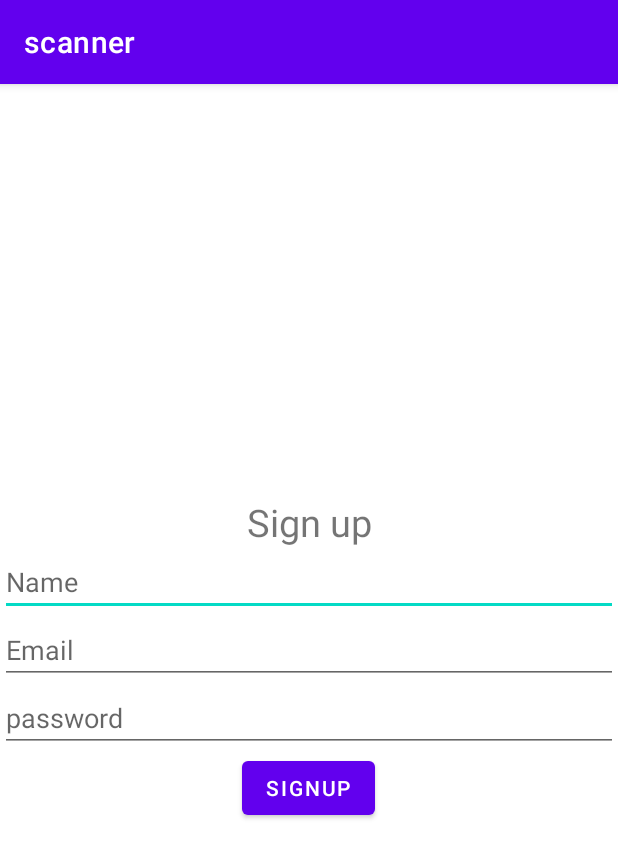
After one commit to IbrahimKhaliliye/pinkbirdmvp, an Android app: the SignupActivity screen opened directly, with no data from a screen before it, on a phone screen of 412 x 824 dp. The commit adds this screen. Shown: the top 858 px of the screen. Run offline under Robolectric (Android 15) with nearby library versions, the phone set to English and light mode, and no system bars; our stand-ins replace Firebase (no records; nobody signed in at launch, a user with empty details on screens opened directly).

Commit message:
signup login committ
signup login commit

```diff
--- a/app/build.gradle
+++ b/app/build.gradle
@@ -1,5 +1,6 @@
 plugins {
     id 'com.android.application'
+    id 'com.google.gms.google-services'
 }
 
 android {
@@ -32,6 +33,7 @@ dependencies {
     implementation 'androidx.appcompat:appcompat:1.4.1'
     implementation 'com.google.android.material:material:1.5.0'
     implementation 'androidx.constraintlayout:constraintlayout:2.1.3'
+    implementation 'com.google.firebase:firebase-auth:21.0.6'
     testImplementation 'junit:junit:4.13.2'
     androidTestImplementation 'androidx.test.ext:junit:1.1.3'
     androidTestImplementation 'androidx.test.espresso:espresso-core:3.4.0'
--- /dev/null
+++ b/app/src/main/java/com/example/scanner/SignupActivity.java
@@ -0,0 +1,93 @@
+package com.example.scanner;
+
+import androidx.annotation.NonNull;
+import androidx.appcompat.app.AppCompatActivity;
+
+import android.content.Intent;
+import android.os.Bundle;
+import android.view.View;
+import android.widget.Button;
+import android.widget.EditText;
+import android.widget.Toast;
+
+import com.google.android.gms.tasks.OnCompleteListener;
+import com.google.android.gms.tasks.Task;
+import com.google.firebase.auth.AuthResult;
+import com.google.firebase.auth.FirebaseAuth;
+
+public class SignupActivity extends AppCompatActivity implements View.OnClickListener {
+    EditText name, email,password;
+    Button signup;
+    FirebaseAuth mAuth;
+    @Override
+    protected void onCreate(Bundle savedInstanceState) {
+        super.onCreate(savedInstanceState);
+        setContentView(R.layout.activity_signup);
+        name = findViewById(R.id.name);
+        email = findViewById(R.id.email);
+        password = findViewById(R.id.password);
+        signup = findViewById(R.id.signup);
+        mAuth = FirebaseAuth.getInstance();
+        signup.setOnClickListener(this);
+    }
+
+    public boolean Is_password_strong(String password){
+        if(password.length()<6)
+            return false;
+        boolean lower,upper,digit,special;
+        lower=upper=digit=special= false;
+        for (int i=0; i<password.length(); i++){
+            char c= password.charAt(i);
+            if(c >= 'a' && c<= 'z')
+                lower=true;
+            if(c >= 'A' && c<= 'Z')
+                upper = true;
+            if(c >= '0' && c <= '9')
+                digit= true;
+            if(c>=33 && c<=47 || c>=58 && c<=64 || c>=91 && c<=96 || c>=123 && c<=126)
+                special=true;
+
+        }
+        return lower && upper && digit && special;
+    }
+
+
+    public void createAccount(String email,String password){
+        if(email != null && password != null) {
+            mAuth.createUserWithEmailAndPassword(email, password)
+                    .addOnCompleteListener(this, new OnCompleteListener<AuthResult>() {
+                        @Override
+                        public void onComplete(@NonNull Task<AuthResult> task) {
+                            if (task.isSuccessful()) {
+                                Intent intent = new Intent(SignupActivity.this, MainActivity.class);
+                                startActivity(intent);
+                            }
+                            else {
+
+                                Toast.makeText(SignupActivity.this, "Authentication failed.",
+                                        Toast.LENGTH_SHORT).show();
+                            }
+                        }
+                    });
+        }
+    }
+
+    @Override
+    public void onClick(View view) {
+
+        if (view == signup){
+            String user_password = password.getText().toString();
+            if(Is_password_strong(user_password)) {
+                createAccount(email.getText().toString(),password.getText().toString());
+            }
+            else {
+                Toast.makeText(this, "weak password\n make sure you have\n 1 uppercase\n 1 lowercase\n 1 number\n special\n ", Toast.LENGTH_SHORT).show();
+            }
+        }
+
+    }
+
+
+
+
+}
--- /dev/null
+++ b/app/src/main/res/layout/activity_signup.xml
@@ -0,0 +1,49 @@
+<?xml version="1.0" encoding="utf-8"?>
+<LinearLayout xmlns:android="http://schemas.android.com/apk/res/android"
+    xmlns:app="http://schemas.android.com/apk/res-auto"
+    xmlns:tools="http://schemas.android.com/tools"
+    android:layout_width="match_parent"
+    android:layout_height="match_parent"
+    tools:context=".SignupActivity"
+    android:orientation="vertical"
+    android:gravity="center">
+
+    <TextView
+        android:id="@+id/textView2"
+        android:layout_width="match_parent"
+        android:layout_height="wrap_content"
+        android:text="Sign up"
+        android:textSize="25sp"
+        android:gravity="center"/>
+
+    <EditText
+        android:id="@+id/name"
+        android:layout_width="match_parent"
+        android:layout_height="wrap_content"
+        android:ems="10"
+        android:hint="Name"
+        android:inputType="textPersonName" />
+
+    <EditText
+        android:id="@+id/email"
+        android:layout_width="match_parent"
+        android:layout_height="wrap_content"
+        android:ems="10"
+        android:hint="Email"
+        android:inputType="textEmailAddress" />
+
+    <EditText
+        android:id="@+id/password"
+        android:layout_width="match_parent"
+        android:layout_height="wrap_content"
+
+        android:ems="10"
+        android:inputType="textPassword"
+        android:hint="password" />
+
+    <Button
+        android:id="@+id/signup"
+        android:layout_width="wrap_content"
+        android:layout_height="wrap_content"
+        android:text="signup" />
+</LinearLayout>
--- a/build.gradle
+++ b/build.gradle
@@ -1,4 +1,8 @@
-// Top-level build file where you can add configuration options common to all sub-projects/modules.
+buildscript {
+    dependencies {
+        classpath 'com.google.gms:google-services:4.3.13'
+    }
+}// Top-level build file where you can add configuration options common to all sub-projects/modules.
 plugins {
     id 'com.android.application' version '7.1.2' apply false
     id 'com.android.library' version '7.1.2' apply false
```
Also changed, not shown: app/src/main/AndroidManifest.xml (+15 -5 lines), app/src/main/java/com/example/scanner/MainActivity.java (+46 -46 lines), app/src/main/java/com/example/scanner/ScanningActivity.java (added, +76 -0 lines), app/src/main/res/layout/activity_main.xml (+38 -7 lines), app/src/main/res/layout/activity_scanning.xml (added, +17 -0 lines), 2 other files.
